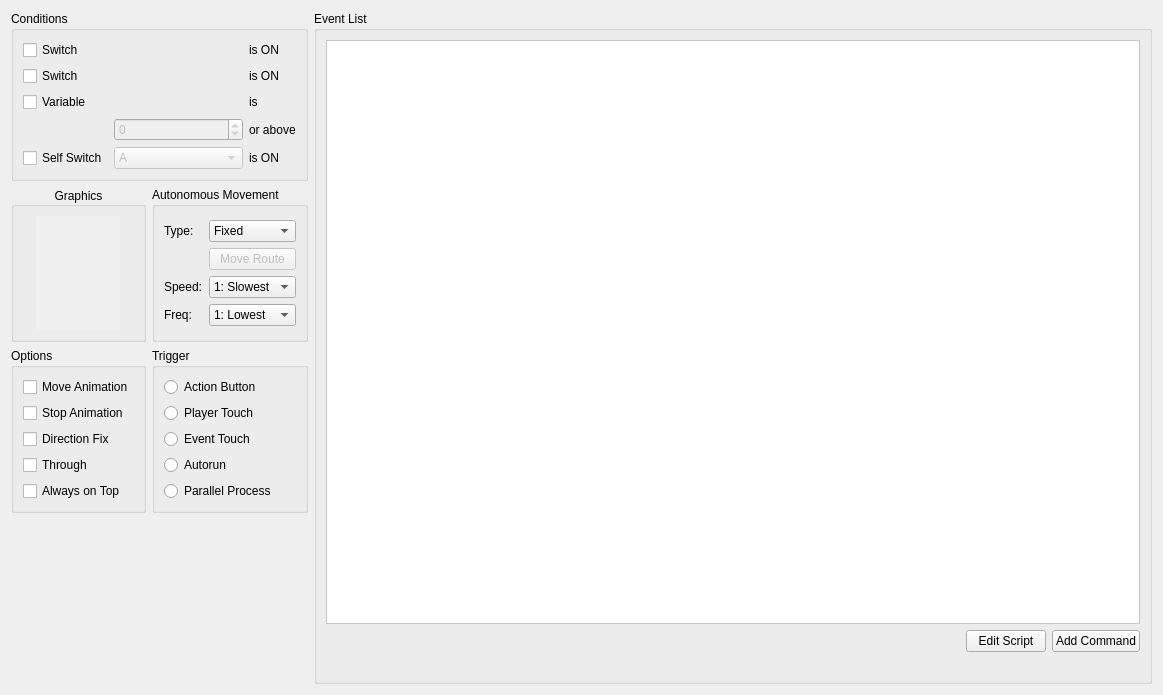
First picture: the form in events/eventpage.ui, repository jowin202/YaRXP, before the edit.
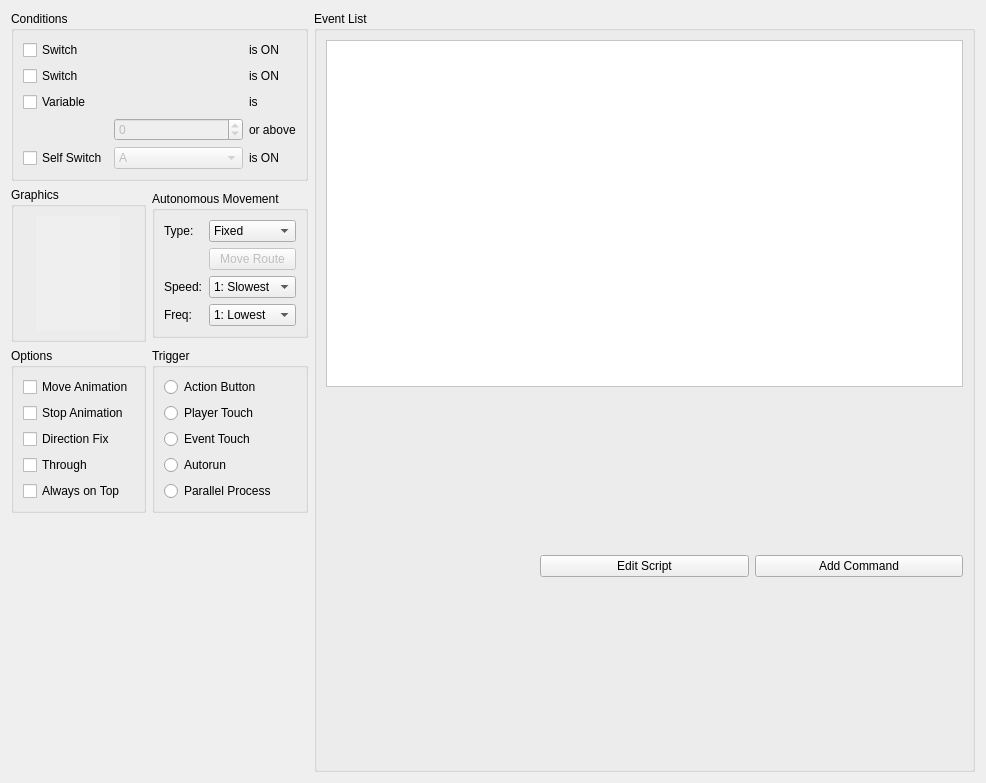
Second picture: the form after the edit. Custom widgets are drawn as their Qt base class.

Commit message: size fix event page

```diff
--- a/events/eventpage.ui
+++ b/events/eventpage.ui
@@ -6,8 +6,8 @@
    <rect>
     <x>0</x>
     <y>0</y>
-    <width>1163</width>
-    <height>695</height>
+    <width>986</width>
+    <height>783</height>
    </rect>
   </property>
   <property name="windowTitle">
@@ -16,6 +16,12 @@
   <layout class="QGridLayout" name="gridLayout_9">
    <item row="2" column="1">
     <widget class="QGroupBox" name="groupBox_5">
+     <property name="sizePolicy">
+      <sizepolicy hsizetype="Preferred" vsizetype="Fixed">
+       <horstretch>0</horstretch>
+       <verstretch>0</verstretch>
+      </sizepolicy>
+     </property>
      <property name="title">
       <string>Trigger</string>
      </property>
@@ -64,6 +70,12 @@
    </item>
    <item row="0" column="0" colspan="2">
     <widget class="QGroupBox" name="groupBox">
+     <property name="sizePolicy">
+      <sizepolicy hsizetype="Preferred" vsizetype="Fixed">
+       <horstretch>0</horstretch>
+       <verstretch>0</verstretch>
+      </sizepolicy>
+     </property>
      <property name="title">
       <string>Conditions</string>
      </property>
@@ -237,6 +249,12 @@
    </item>
    <item row="1" column="1">
     <widget class="QGroupBox" name="groupBox_3">
+     <property name="sizePolicy">
+      <sizepolicy hsizetype="Preferred" vsizetype="Fixed">
+       <horstretch>0</horstretch>
+       <verstretch>0</verstretch>
+      </sizepolicy>
+     </property>
      <property name="title">
       <string>Autonomous Movement</string>
      </property>
@@ -373,12 +391,15 @@
    </item>
    <item row="1" column="0">
     <widget class="QGroupBox" name="groupBox_2">
+     <property name="sizePolicy">
+      <sizepolicy hsizetype="Preferred" vsizetype="Fixed">
+       <horstretch>0</horstretch>
+       <verstretch>0</verstretch>
+      </sizepolicy>
+     </property>
      <property name="title">
       <string>Graphics</string>
      </property>
-     <property name="alignment">
-      <set>Qt::AlignmentFlag::AlignCenter</set>
-     </property>
      <layout class="QGridLayout" name="gridLayout_11">
       <item row="0" column="0">
        <widget class="ImageDisplayWidget" name="label_graphic">
@@ -400,9 +421,6 @@
         <property name="text">
          <string/>
         </property>
-        <property name="alignment">
-         <set>Qt::AlignmentFlag::AlignCenter</set>
-        </property>
        </widget>
       </item>
      </layout>
@@ -410,6 +428,12 @@
    </item>
    <item row="2" column="0">
     <widget class="QGroupBox" name="groupBox_4">
+     <property name="sizePolicy">
+      <sizepolicy hsizetype="Preferred" vsizetype="Fixed">
+       <horstretch>0</horstretch>
+       <verstretch>0</verstretch>
+      </sizepolicy>
+     </property>
      <property name="title">
       <string>Options</string>
      </property>
@@ -458,9 +482,6 @@
    </item>
    <item row="3" column="1">
     <spacer name="verticalSpacer">
-     <property name="orientation">
-      <enum>Qt::Orientation::Vertical</enum>
-     </property>
      <property name="sizeHint" stdset="0">
       <size>
        <width>20</width>
@@ -472,9 +493,9 @@
    <item row="0" column="2" rowspan="4">
     <widget class="QGroupBox" name="groupBox_6">
      <property name="sizePolicy">
-      <sizepolicy hsizetype="Expanding" vsizetype="Preferred">
-       <horstretch>0</horstretch>
-       <verstretch>0</verstretch>
+      <sizepolicy hsizetype="Expanding" vsizetype="Expanding">
+       <horstretch>1</horstretch>
+       <verstretch>1</verstretch>
       </sizepolicy>
      </property>
      <property name="title">
@@ -497,9 +518,6 @@
       </item>
       <item row="1" column="0">
        <spacer name="horizontalSpacer">
-        <property name="orientation">
-         <enum>Qt::Orientation::Horizontal</enum>
-        </property>
         <property name="sizeHint" stdset="0">
          <size>
           <width>40</width>
@@ -510,14 +528,11 @@
       </item>
       <item row="2" column="0" colspan="3">
        <widget class="QLabel" name="label_yaml_status">
-        <property name="text">
-         <string/>
-        </property>
         <property name="visible">
          <bool>false</bool>
         </property>
-        <property name="alignment">
-         <set>Qt::AlignmentFlag::AlignCenter</set>
+        <property name="text">
+         <string/>
         </property>
         <property name="wordWrap">
          <bool>true</bool>
@@ -673,15 +688,6 @@
              </color>
             </brush>
            </colorrole>
-           <colorrole role="Accent">
-            <brush brushstyle="SolidPattern">
-             <color alpha="255">
-              <red>255</red>
-              <green>255</green>
-              <blue>255</blue>
-             </color>
-            </brush>
-           </colorrole>
           </active>
           <inactive>
            <colorrole role="WindowText">
@@ -828,15 +834,6 @@
              </color>
             </brush>
            </colorrole>
-           <colorrole role="Accent">
-            <brush brushstyle="SolidPattern">
-             <color alpha="255">
-              <red>255</red>
-              <green>255</green>
-              <blue>255</blue>
-             </color>
-            </brush>
-           </colorrole>
           </inactive>
           <disabled>
            <colorrole role="WindowText">
@@ -983,15 +980,6 @@
              </color>
             </brush>
            </colorrole>
-           <colorrole role="Accent">
-            <brush brushstyle="SolidPattern">
-             <color alpha="255">
-              <red>255</red>
-              <green>255</green>
-              <blue>255</blue>
-             </color>
-            </brush>
-           </colorrole>
           </disabled>
          </palette>
         </property>
```
